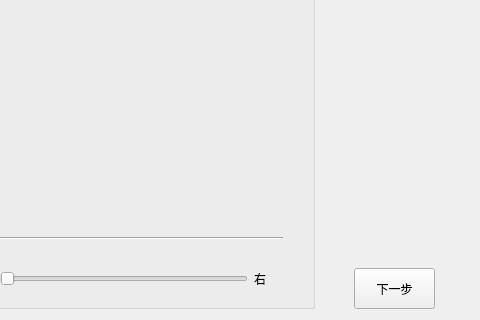
jjzhang166/DvrUI, file rear_adas_setting.ui: the form before one commit; both pictures show x 180 to 660 and y 110 to 430 of the 660 by 430 pixel window.
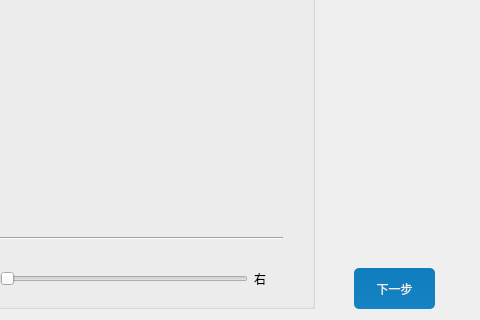
The form after the commit. Icons and pictures are not drawn.

```diff
--- a/rear_adas_setting.ui
+++ b/rear_adas_setting.ui
@@ -261,7 +261,31 @@
       </size>
      </property>
      <property name="styleSheet">
-      <string notr="true">font: 75 10pt &quot;微软雅黑&quot;;</string>
+      <string notr="true">QPushButton{
+	border-style: none;
+	border: 0px;
+	color: #F0F0F0;
+	padding: 5px;	
+	border-radius:5px;
+	background: qlineargradient(spread:pad, x1:0, y1:0, x2:0, y2:1, stop:0 #0F7DBE, stop:1 #1582C3); 
+}
+
+.QPushButton[focusPolicy=&quot;0&quot;] {
+	border-style: none;
+	border: 0px;
+	color: #F0F0F0;
+	padding: 0px;	
+	border-radius:3px;
+	background: qlineargradient(spread:pad, x1:0, y1:0, x2:0, y2:1, stop:0 #0F7DBE, stop:1 #1582C3); 
+}
+
+.QPushButton:hover{ 
+	background: qlineargradient(spread:pad, x1:0, y1:0, x2:0, y2:1, stop:0 #50A3F0, stop:1 #489CEA);
+}
+
+.QPushButton:pressed{ 
+	background: qlineargradient(spread:pad, x1:0, y1:0, x2:0, y2:1, stop:0 #0F7DBE, stop:1 #1582C3);
+}</string>
      </property>
      <property name="text">
       <string>下一步</string>
```
Left out of the diff: 12 changed lines with no effect on the pictures.
